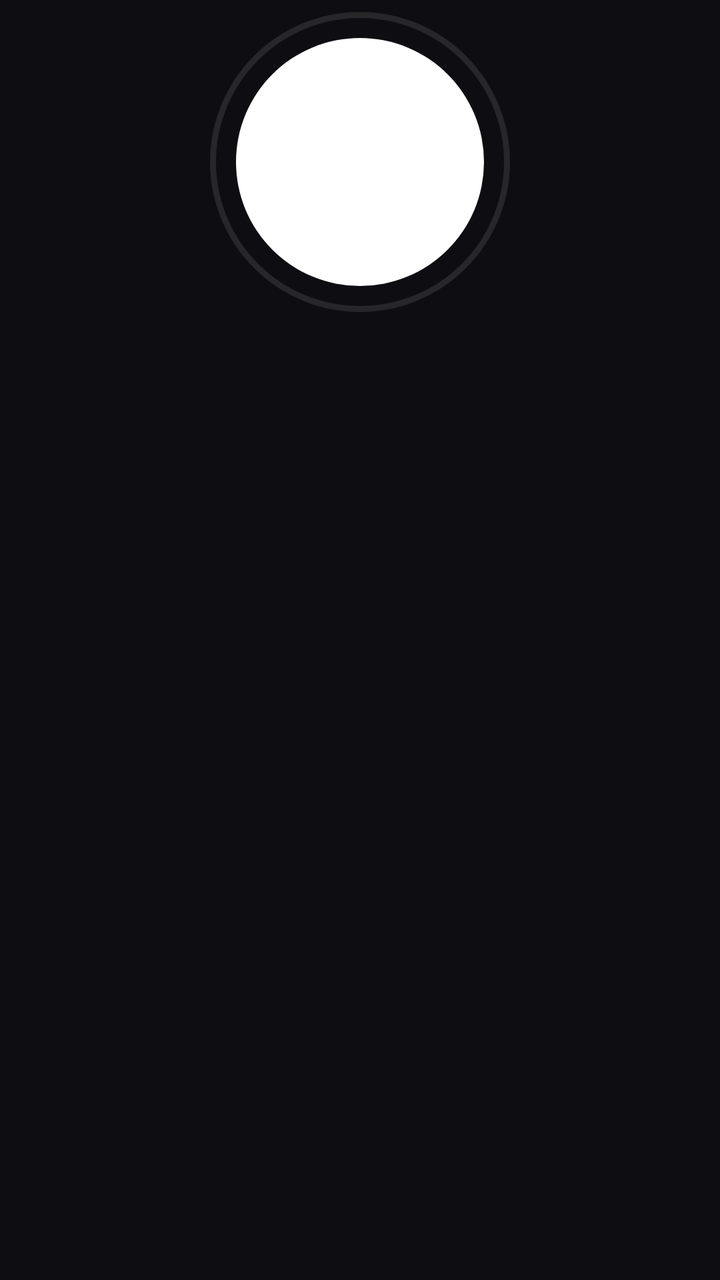
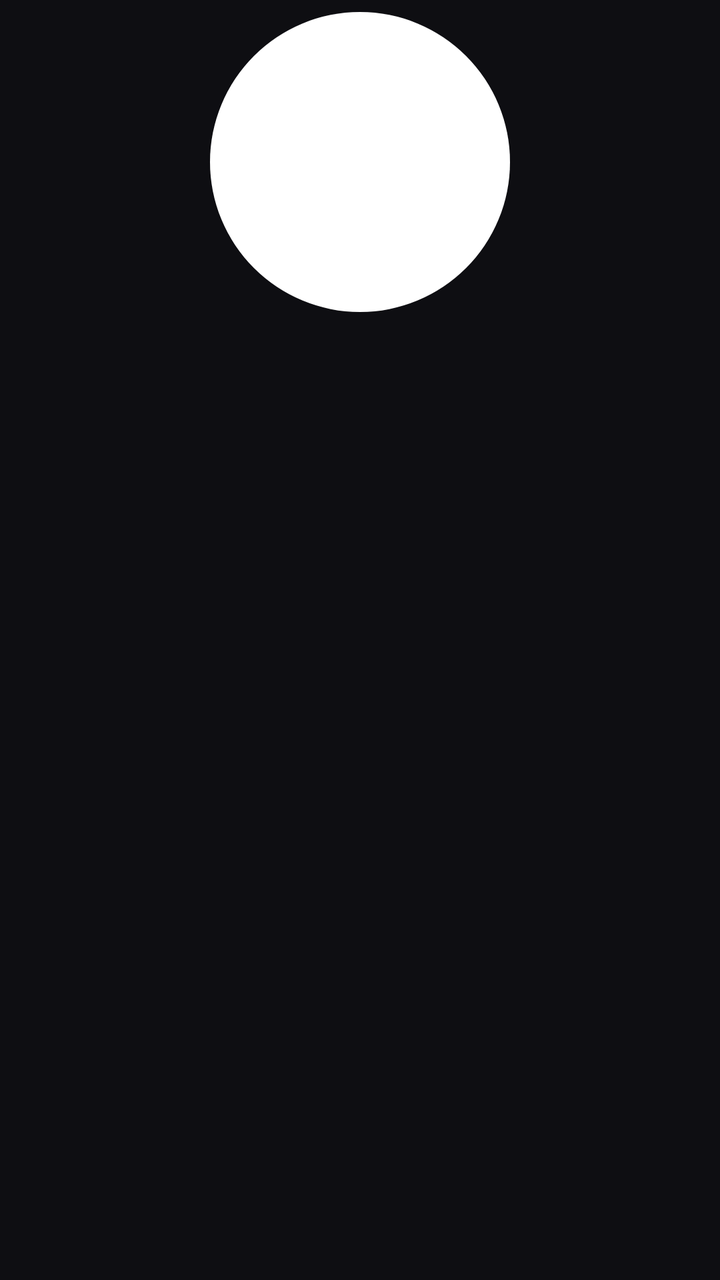

An Android layout rendered at two revisions. The XML below is the earlier revision; the diff shows what the commit changed to produce the second picture.
<!-- AndroidManifest.xml: application theme AppTheme -->
<!-- res/layout/item_profile.xml -->
<?xml version="1.0" encoding="utf-8"?>
<LinearLayout xmlns:android="http://schemas.android.com/apk/res/android"
    android:layout_width="wrap_content"
    android:layout_height="wrap_content"
    android:layout_marginStart="14dp"
    android:layout_marginEnd="14dp"
    android:orientation="vertical"
    android:gravity="center_horizontal"
    android:clickable="true"
    android:focusable="true"
    android:padding="6dp">

    <FrameLayout
        android:layout_width="150dp"
        android:layout_height="150dp">

        <TextView
            android:id="@+id/pAvatar"
            android:layout_width="124dp"
            android:layout_height="124dp"
            android:layout_gravity="center"
            android:background="@drawable/avatar_circle"
            android:duplicateParentState="true"
            android:fontFamily="@font/cinzel_bold"
            android:gravity="center"
            android:textColor="#1a1408"
            android:textSize="46sp" />

        
        <ImageView
            android:id="@+id/pAvatarImg"
            android:layout_width="124dp"
            android:layout_height="124dp"
            android:layout_gravity="center"
            android:scaleType="fitCenter"
            android:visibility="gone"
            android:contentDescription="@string/app_name" />

        
        <View
            android:id="@+id/pRing"
            android:layout_width="match_parent"
            android:layout_height="match_parent"
            android:background="@drawable/avatar_ring"
            android:duplicateParentState="true" />
    </FrameLayout>

    <TextView
        android:id="@+id/pName"
        android:layout_width="150dp"
        android:layout_height="wrap_content"
        android:layout_marginTop="12dp"
        android:duplicateParentState="true"
        android:gravity="center"
        android:singleLine="true"
        android:ellipsize="end"
        android:textColor="@color/profile_name"
        android:textSize="16sp"
        android:textStyle="bold" />

    <TextView
        android:id="@+id/pBadge"
        android:layout_width="wrap_content"
        android:layout_height="wrap_content"
        android:layout_marginTop="7dp"
        android:background="@drawable/chip_gold"
        android:paddingStart="9dp" android:paddingEnd="9dp"
        android:paddingTop="2dp" android:paddingBottom="2dp"
        android:singleLine="true"
        android:text="WATCHING"
        android:textColor="@color/accent_dark"
        android:textSize="10sp"
        android:textStyle="bold"
        android:letterSpacing="0.1"
        android:visibility="gone" />
</LinearLayout>
<!-- resources referenced by this layout -->
<resources>
  <color name="accent_dark">#1a1408</color>
  <!-- drawable avatar_circle (drawable) -->
  <?xml version="1.0" encoding="utf-8"?>
  <shape xmlns:android="http://schemas.android.com/apk/res/android" android:shape="oval">
      <solid android:color="#ffffff" />
  </shape>
  <!-- drawable avatar_ring (drawable) -->
  <?xml version="1.0" encoding="utf-8"?>
  <selector xmlns:android="http://schemas.android.com/apk/res/android">
      <item android:state_focused="true">
          <shape android:shape="oval">
              <stroke android:width="4dp" android:color="@color/focus_ring" />
              <solid android:color="#00000000" />
          </shape>
      </item>
      <item android:state_selected="true">
          <shape android:shape="oval">
              <stroke android:width="3dp" android:color="@color/accent" />
              <solid android:color="#00000000" />
          </shape>
      </item>
      <item>
          <shape android:shape="oval">
              <stroke android:width="3dp" android:color="#1affffff" />
              <solid android:color="#00000000" />
          </shape>
      </item>
  </selector>
  <!-- drawable chip_gold (drawable) -->
  <?xml version="1.0" encoding="utf-8"?>
  <shape xmlns:android="http://schemas.android.com/apk/res/android" android:shape="rectangle">
      <solid android:color="@color/accent" />
      <corners android:radius="3dp" />
  </shape>
  <string name="app_name">Wahab TV</string>
  <style name="AppTheme" parent="android:Theme.Material.NoActionBar">
          <item name="android:windowBackground">@color/bg</item>
          <item name="android:colorBackground">@color/bg</item>
          <item name="android:colorAccent">@color/accent</item>
      </style>
  <color name="focus_ring">#ffffff</color>
  <color name="accent">#e0b34d</color>
  <color name="bg">#0e0e12</color>
</resources>

<!-- the commit's change to res/layout/item_profile.xml (unified diff, before → after) -->
@@ -16,8 +16,8 @@
 
         <TextView
             android:id="@+id/pAvatar"
-            android:layout_width="124dp"
-            android:layout_height="124dp"
+            android:layout_width="match_parent"
+            android:layout_height="match_parent"
             android:layout_gravity="center"
             android:background="@drawable/avatar_circle"
             android:duplicateParentState="true"
@@ -29,8 +29,8 @@
         
         <ImageView
             android:id="@+id/pAvatarImg"
-            android:layout_width="124dp"
-            android:layout_height="124dp"
+            android:layout_width="match_parent"
+            android:layout_height="match_parent"
             android:layout_gravity="center"
             android:scaleType="fitCenter"
             android:visibility="gone"
